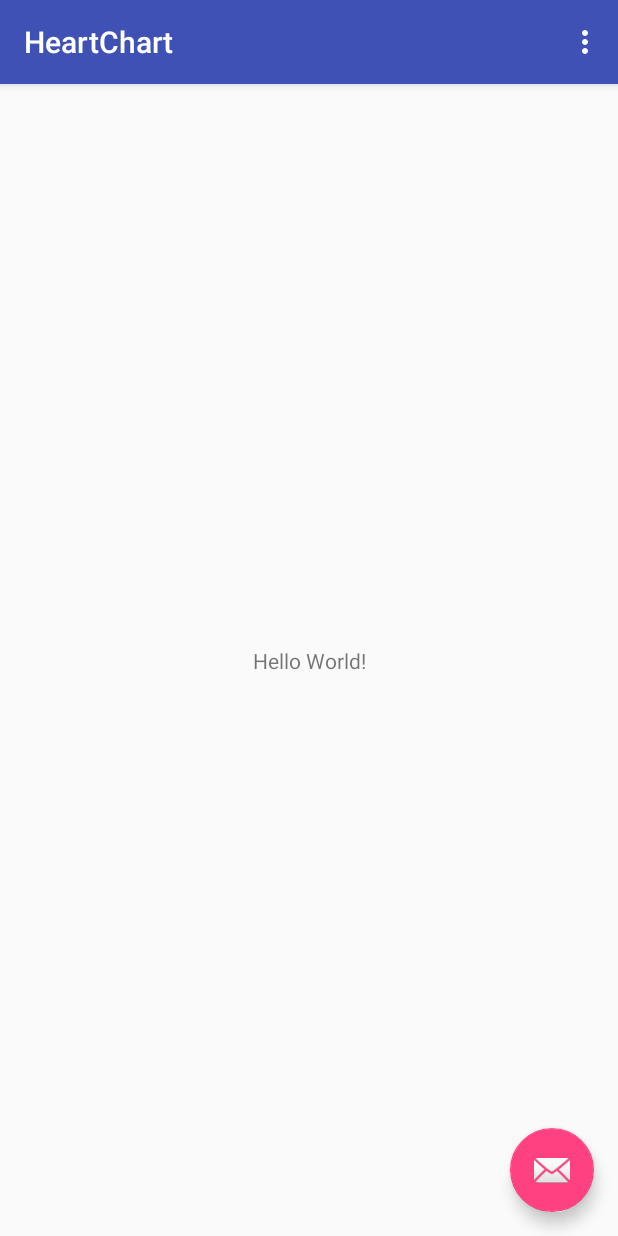
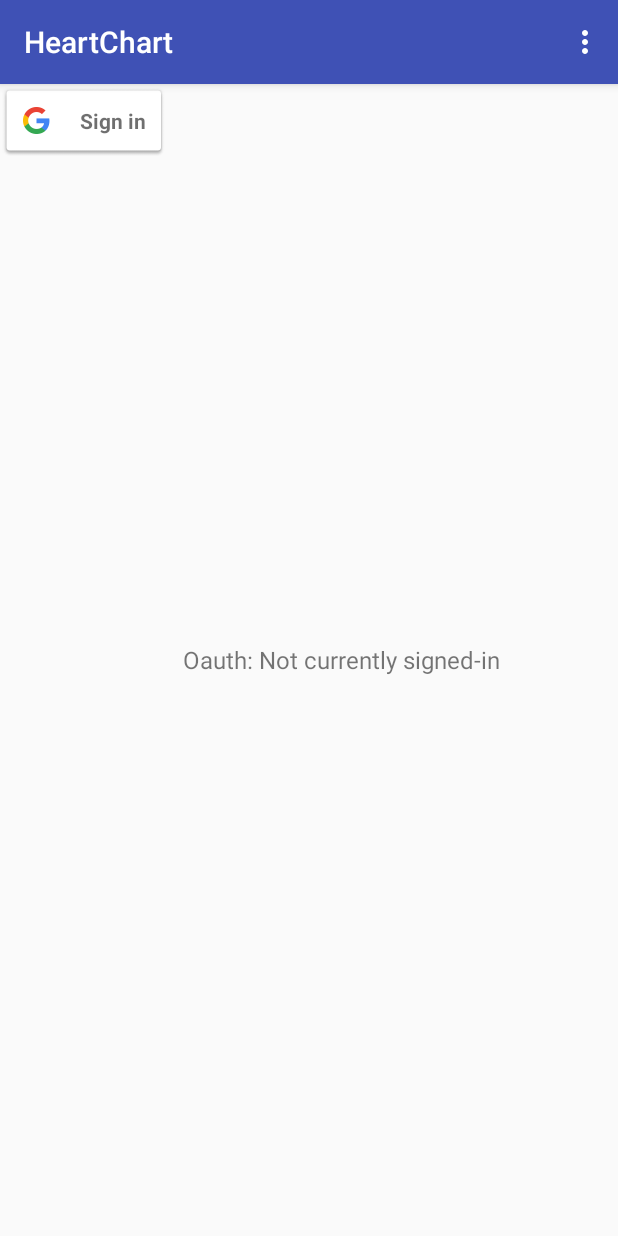
Before and after one commit to lbulendev/HeartChart, an Android app: the screen it shows after launch (MainActivity), on a phone screen of 412 x 824 dp. Run offline under Robolectric (Android 15) with nearby library versions, the phone set to English and light mode, and no system bars.

Commit message:
added Google Auth - Android

```diff
--- a/android-Java/HeartChart/app/src/main/java/com/example/lbulen/heartchart/MainActivity.java
+++ b/android-Java/HeartChart/app/src/main/java/com/example/lbulen/heartchart/MainActivity.java
@@ -1,15 +1,31 @@
 package com.example.lbulen.heartchart;
 
+import android.content.Intent;
 import android.os.Bundle;
-import android.support.design.widget.FloatingActionButton;
-import android.support.design.widget.Snackbar;
 import android.support.v7.app.AppCompatActivity;
 import android.support.v7.widget.Toolbar;
-import android.view.View;
+import android.util.Log;
 import android.view.Menu;
 import android.view.MenuItem;
+import android.view.View;
+import android.widget.TextView;
 
-public class MainActivity extends AppCompatActivity {
+import com.example.lbulen.heartchart.misc.Constants;
+import com.google.android.gms.auth.api.signin.GoogleSignIn;
+import com.google.android.gms.auth.api.signin.GoogleSignInAccount;
+import com.google.android.gms.auth.api.signin.GoogleSignInClient;
+import com.google.android.gms.auth.api.signin.GoogleSignInOptions;
+import com.google.android.gms.common.SignInButton;
+import com.google.android.gms.common.api.ApiException;
+import com.google.android.gms.tasks.Task;
+
+public class MainActivity extends AppCompatActivity implements View.OnClickListener {
+
+    private GoogleSignInClient mGoogleSignInClient;
+
+    // Request codes
+    private static final int RC_SIGN_IN = 9001;
+    private static final int RC_RECOVERABLE = 9002;
 
     @Override
     protected void onCreate(Bundle savedInstanceState) {
@@ -18,14 +34,17 @@ public class MainActivity extends AppCompatActivity {
         Toolbar toolbar = (Toolbar) findViewById(R.id.toolbar);
         setSupportActionBar(toolbar);
 
-        FloatingActionButton fab = (FloatingActionButton) findViewById(R.id.fab);
-        fab.setOnClickListener(new View.OnClickListener() {
-            @Override
-            public void onClick(View view) {
-                Snackbar.make(view, "Replace with your own action", Snackbar.LENGTH_LONG)
-                        .setAction("Action", null).show();
-            }
-        });
+        // Configure sign-in to request the user's ID, email address, and basic
+        // profile. ID and basic profile are included in DEFAULT_SIGN_IN.
+        GoogleSignInOptions gso = new GoogleSignInOptions.Builder(GoogleSignInOptions.DEFAULT_SIGN_IN)
+                .requestEmail()
+                .build();
+        // Build a GoogleSignInClient with the options specified by gso.
+        mGoogleSignInClient = GoogleSignIn.getClient(this, gso);
+        // Set the dimensions of the sign-in button.
+        SignInButton signInButton = findViewById(R.id.sign_in_button);
+        signInButton.setSize(SignInButton.SIZE_STANDARD);
+        signInButton.setOnClickListener(this);
     }
 
     @Override
@@ -49,4 +68,69 @@ public class MainActivity extends AppCompatActivity {
 
         return super.onOptionsItemSelected(item);
     }
+
+    @Override
+    public void onStart() {
+        super.onStart();
+        // Check for existing Google Sign In account, if the user is already signed in
+        // the GoogleSignInAccount will be non-null.
+        GoogleSignInAccount account = GoogleSignIn.getLastSignedInAccount(this);
+        updateUI(account);
+    }
+
+    //@Override
+    public void onClick(View v) {
+        switch (v.getId()) {
+            case R.id.sign_in_button:
+                signIn();
+                break;
+            // ...
+        }
+    }
+
+    private void updateUI(GoogleSignInAccount account) {
+        if (account != null) {
+            Log.d(Constants.TAG, "Google Auth success!");
+            TextView oauthTextView = (TextView) findViewById(R.id.oauthTextView);
+            String obfuscatedId = account.getObfuscatedIdentifier();
+            if (obfuscatedId != null) {
+                oauthTextView.setText("Google obfuscatedId: " + obfuscatedId);
+            }
+        } else {
+            Log.d(Constants.TAG, "Google Auth failure!");
+        }
+    }
+
+    private void signIn() {
+        Intent signInIntent = mGoogleSignInClient.getSignInIntent();
+        startActivityForResult(signInIntent, RC_SIGN_IN);
+    }
+
+    @Override
+    public void onActivityResult(int requestCode, int resultCode, Intent data) {
+        super.onActivityResult(requestCode, resultCode, data);
+
+        // Result returned from launching the Intent from GoogleSignInClient.getSignInIntent(...);
+        if (requestCode == RC_SIGN_IN) {
+            // The Task returned from this call is always completed, no need to attach
+            // a listener.
+            Task<GoogleSignInAccount> task = GoogleSignIn.getSignedInAccountFromIntent(data);
+            handleSignInResult(task);
+        } else {
+            Log.d(Constants.TAG, "requestCode: " + requestCode );
+        }
+    }
+    private void handleSignInResult(Task<GoogleSignInAccount> completedTask) {
+        try {
+            GoogleSignInAccount account = completedTask.getResult(ApiException.class);
+
+            // Signed in successfully, show authenticated UI.
+            updateUI(account);
+        } catch (ApiException e) {
+            // The ApiException status code indicates the detailed failure reason.
+            // Please refer to the GoogleSignInStatusCodes class reference for more information.
+            Log.w(Constants.TAG, "signInResult:failed code=" + e.getStatusCode());
+            updateUI(null);
+        }
+    }
 }
--- a/android-Java/HeartChart/app/src/main/res/layout/activity_main.xml
+++ b/android-Java/HeartChart/app/src/main/res/layout/activity_main.xml
@@ -22,12 +22,4 @@
 
     <include layout="@layout/content_main" />
 
-    <android.support.design.widget.FloatingActionButton
-        android:id="@+id/fab"
-        android:layout_width="wrap_content"
-        android:layout_height="wrap_content"
-        android:layout_gravity="bottom|end"
-        android:layout_margin="@dimen/fab_margin"
-        app:srcCompat="@android:drawable/ic_dialog_email" />
-
 </android.support.design.widget.CoordinatorLayout>
--- a/android-Java/HeartChart/app/src/main/res/layout/content_main.xml
+++ b/android-Java/HeartChart/app/src/main/res/layout/content_main.xml
@@ -8,13 +8,20 @@
     tools:context="com.example.lbulen.heartchart.MainActivity"
     tools:showIn="@layout/activity_main">
 
+    <LinearLayout
+        android:layout_width="match_parent"
+        android:layout_height="match_parent">
+    <com.google.android.gms.common.SignInButton
+        android:id="@+id/sign_in_button"
+        android:layout_width="wrap_content"
+        android:layout_height="wrap_content" />
     <TextView
+        android:id="@+id/oauthTextView"
+        android:text="Oauth: Not currently signed-in"
         android:layout_width="wrap_content"
         android:layout_height="wrap_content"
-        android:text="Hello World!"
-        app:layout_constraintBottom_toBottomOf="parent"
-        app:layout_constraintLeft_toLeftOf="parent"
-        app:layout_constraintRight_toRightOf="parent"
-        app:layout_constraintTop_toTopOf="parent" />
-
+        android:layout_gravity="center"
+        android:layout_margin="10dp"
+        android:textSize="16sp"/>
+    </LinearLayout>
 </android.support.constraint.ConstraintLayout>
```
Also changed, not shown: android-Java/HeartChart/app/build.gradle (+12 -5 lines), android-Java/HeartChart/app/src/main/java/com/example/lbulen/heartchart/misc/Constants.java (added, +10 -0 lines), android-Java/HeartChart/app/src/main/java/com/example/lbulen/heartchart/misc/PersistentStore.java (added, +54 -0 lines).
